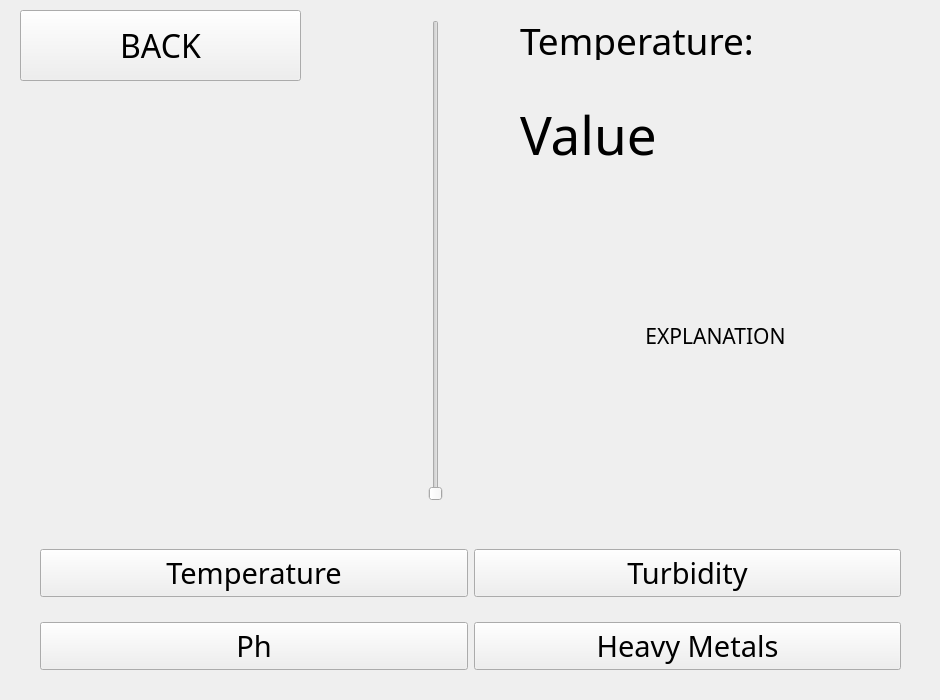
First picture: the form in QtDesignerFiles/Simulation.ui, repository hayrayl/AquaQuestSoftware, before the edit.
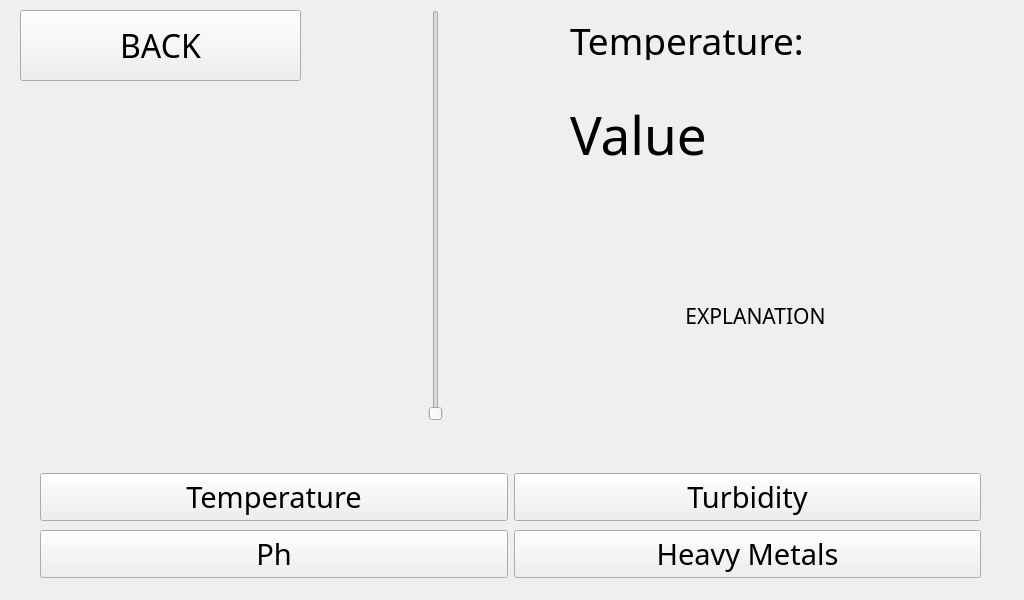
Second picture: the form after the edit.

```diff
--- a/QtDesignerFiles/Simulation.ui
+++ b/QtDesignerFiles/Simulation.ui
@@ -6,8 +6,8 @@
    <rect>
     <x>0</x>
     <y>0</y>
-    <width>940</width>
-    <height>700</height>
+    <width>1024</width>
+    <height>600</height>
    </rect>
   </property>
   <property name="windowTitle">
@@ -50,9 +50,9 @@
    <property name="geometry">
     <rect>
      <x>350</x>
-     <y>20</y>
+     <y>10</y>
      <width>171</width>
-     <height>481</height>
+     <height>411</height>
     </rect>
    </property>
    <property name="font">
@@ -76,9 +76,9 @@
   <widget class="QLabel" name="label_S_sliderValue">
    <property name="geometry">
     <rect>
-     <x>520</x>
+     <x>570</x>
      <y>100</y>
-     <width>331</width>
+     <width>301</width>
      <height>69</height>
     </rect>
    </property>
@@ -95,7 +95,7 @@
   <widget class="QLabel" name="label_S_CurrentSimulating">
    <property name="geometry">
     <rect>
-     <x>520</x>
+     <x>570</x>
      <y>20</y>
      <width>381</width>
      <height>40</height>
@@ -114,10 +114,10 @@
   <widget class="QLabel" name="label_S_explanation">
    <property name="geometry">
     <rect>
-     <x>520</x>
-     <y>200</y>
-     <width>391</width>
-     <height>271</height>
+     <x>540</x>
+     <y>220</y>
+     <width>431</width>
+     <height>191</height>
     </rect>
    </property>
    <property name="font">
@@ -140,9 +140,9 @@
    <property name="geometry">
     <rect>
      <x>40</x>
-     <y>530</y>
-     <width>861</width>
-     <height>161</height>
+     <y>470</y>
+     <width>941</width>
+     <height>112</height>
     </rect>
    </property>
    <layout class="QGridLayout" name="gridLayout">
@@ -213,8 +213,8 @@
     <rect>
      <x>0</x>
      <y>0</y>
-     <width>940</width>
-     <height>700</height>
+     <width>1024</width>
+     <height>600</height>
     </rect>
    </property>
    <property name="text">
@@ -227,10 +227,10 @@
   <widget class="QLabel" name="archie">
    <property name="geometry">
     <rect>
-     <x>0</x>
+     <x>10</x>
      <y>100</y>
-     <width>400</width>
-     <height>400</height>
+     <width>350</width>
+     <height>350</height>
     </rect>
    </property>
    <property name="text">
```
Left out of the diff: 60 changed lines with no effect on the pictures.
